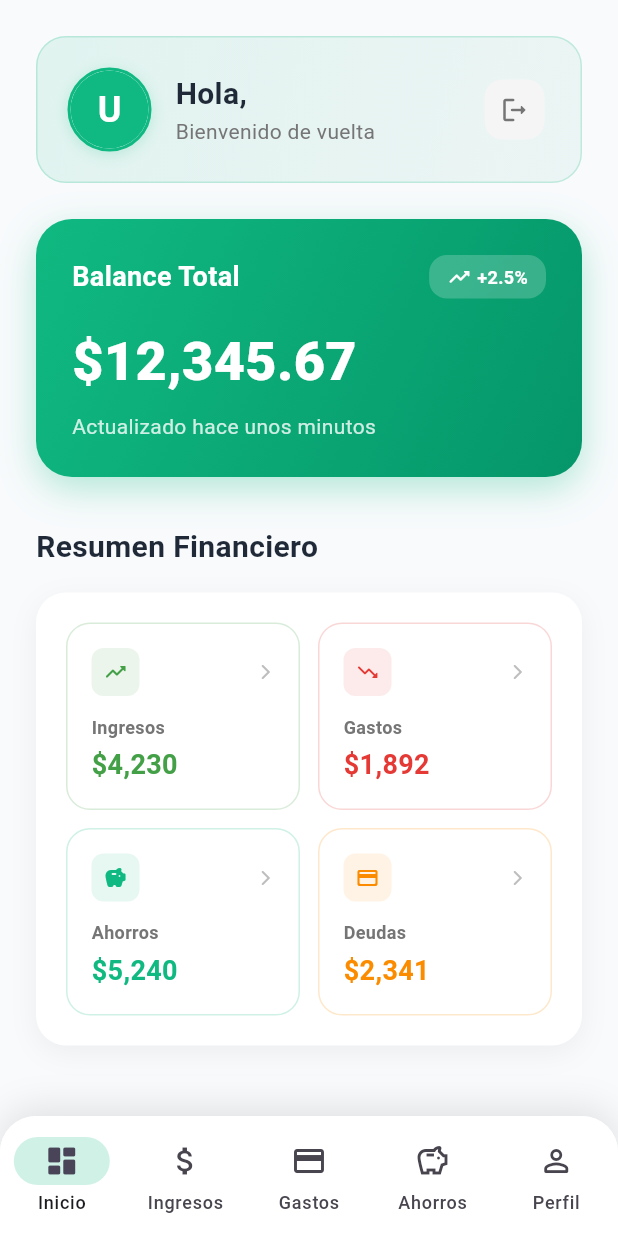
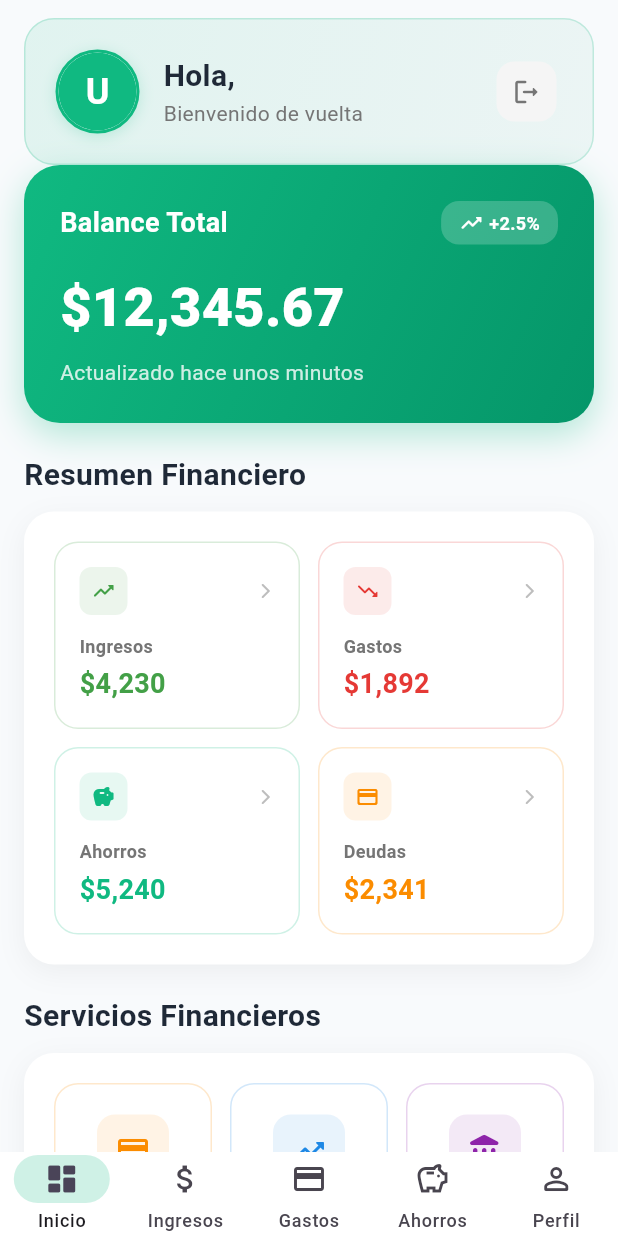
Before and after one commit to DaniielJr10/Wallet-Flow-app-movil, a Flutter app: the screen it shows once a user with an empty profile is signed in, on a phone screen of 412 x 824 dp. Run offline on Flutter 3.47's test engine with Material 3 defaults, Android fonts, the phone set to English and light mode, and no system bars; our stand-ins replace cloud_firestore, firebase_auth, firebase_core, firebase_storage, image_picker; accounts and stored records are empty; Roboto replaces fonts that are missing (SF Pro Text).

Commit message:
se ajusta el diseño de la pantalla principal, mejorando el espaciado y la navegación; se reemplaza el contenedor del menú inferior por un NavigationBar más compacto

```diff
--- a/lib/pantallas/principal.dart
+++ b/lib/pantallas/principal.dart
@@ -582,20 +582,15 @@ class _PantallaPrincipalState extends State<PantallaPrincipal>
     return FadeTransition(
       opacity: _fadeAnimation,
       child: SingleChildScrollView(
-        padding: const EdgeInsets.all(24),
+        padding: const EdgeInsets.symmetric(horizontal: 16, vertical: 12),
         child: Column(
           crossAxisAlignment: CrossAxisAlignment.start,
           children: [
             // Saludo personalizado
             _buildPersonalizedGreeting(),
-
-            const SizedBox(height: 24),
-
             // Balance total
             _buildBalanceCard(),
-
-            const SizedBox(height: 32),
-
+            const SizedBox(height: 20),
             // Resumen financiero compacto
             const Text(
               'Resumen Financiero',
@@ -605,11 +600,9 @@ class _PantallaPrincipalState extends State<PantallaPrincipal>
                 color: Color(0xFF1F2937),
               ),
             ),
-            const SizedBox(height: 16),
+            const SizedBox(height: 10),
             _buildFinancialSummary(),
-
-            const SizedBox(height: 32),
-            const SizedBox(height: 32),
+            const SizedBox(height: 20),
             // Menú de servicios organizados
             const Text(
               'Servicios Financieros',
@@ -619,10 +612,8 @@ class _PantallaPrincipalState extends State<PantallaPrincipal>
                 color: Color(0xFF1F2937),
               ),
             ),
-            const SizedBox(height: 16),
+            const SizedBox(height: 10),
             _buildFinancialServicesMenu(),
-            const SizedBox(height: 32),
-            const SizedBox(height: 100), // Espacio extra para el bottom nav
           ],
         ),
       ),
@@ -850,31 +841,13 @@ class _PantallaPrincipalState extends State<PantallaPrincipal>
         ],
       ),
       bottomNavigationBar: Container(
-        decoration: BoxDecoration(
         color: Colors.white,
-          borderRadius: const BorderRadius.only(
-            topLeft: Radius.circular(24),
-            topRight: Radius.circular(24),
-          ),
-          boxShadow: [
-            BoxShadow(
-              color: Colors.black.withOpacity(0.1),
-              blurRadius: 20,
-              offset: const Offset(0, -5),
-            ),
-          ],
-        ),
-        child: ClipRRect(
-          borderRadius: const BorderRadius.only(
-            topLeft: Radius.circular(24),
-            topRight: Radius.circular(24),
-          ),
         child: NavigationBar(
           selectedIndex: _selectedIndex <= 4 ? _selectedIndex : 0,
           onDestinationSelected: _handleBottomNavigation,
           backgroundColor: Colors.white,
           indicatorColor: const Color(0xFF10B981).withOpacity(0.2),
-            height: 80,
+          height: 56,
           destinations: const [
             NavigationDestination(
               icon: Icon(Icons.dashboard_outlined),
@@ -902,7 +875,6 @@ class _PantallaPrincipalState extends State<PantallaPrincipal>
               label: 'Perfil',
             ),
           ],
-          ),
         ),
       ),
       drawer: _buildDrawer(),
```
Lines whose indentation alone changed are shown as unchanged.
